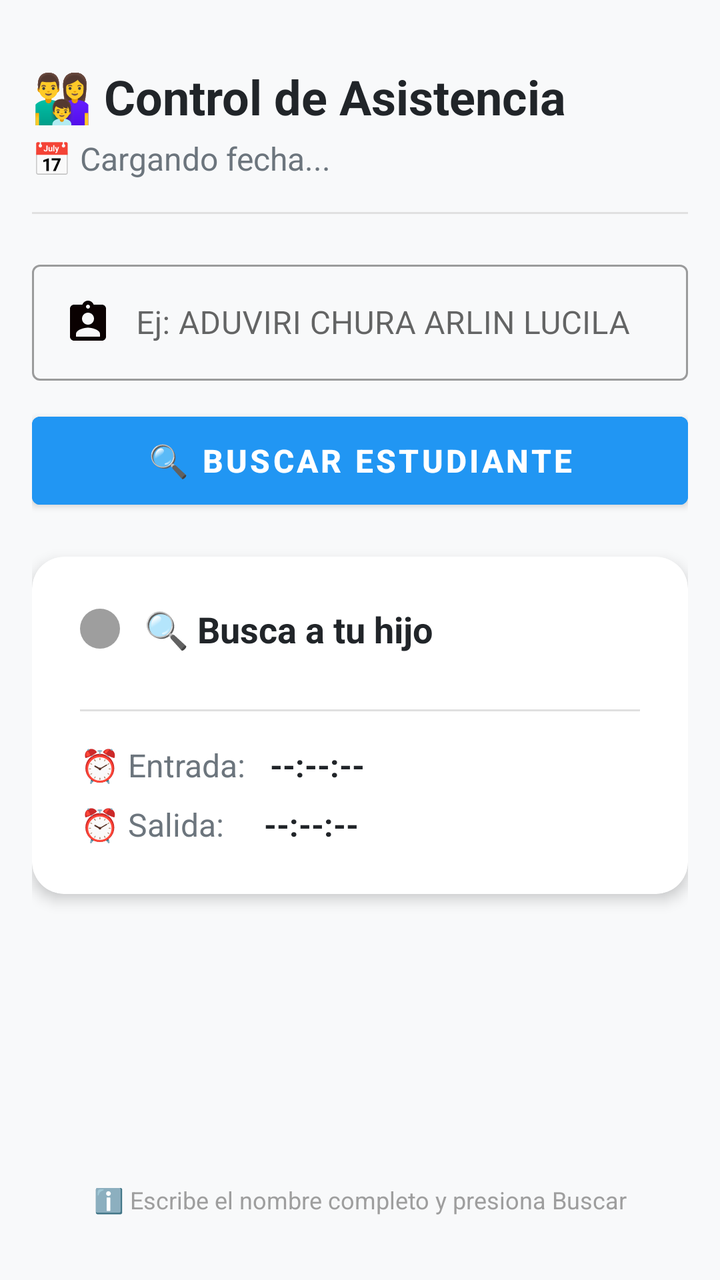
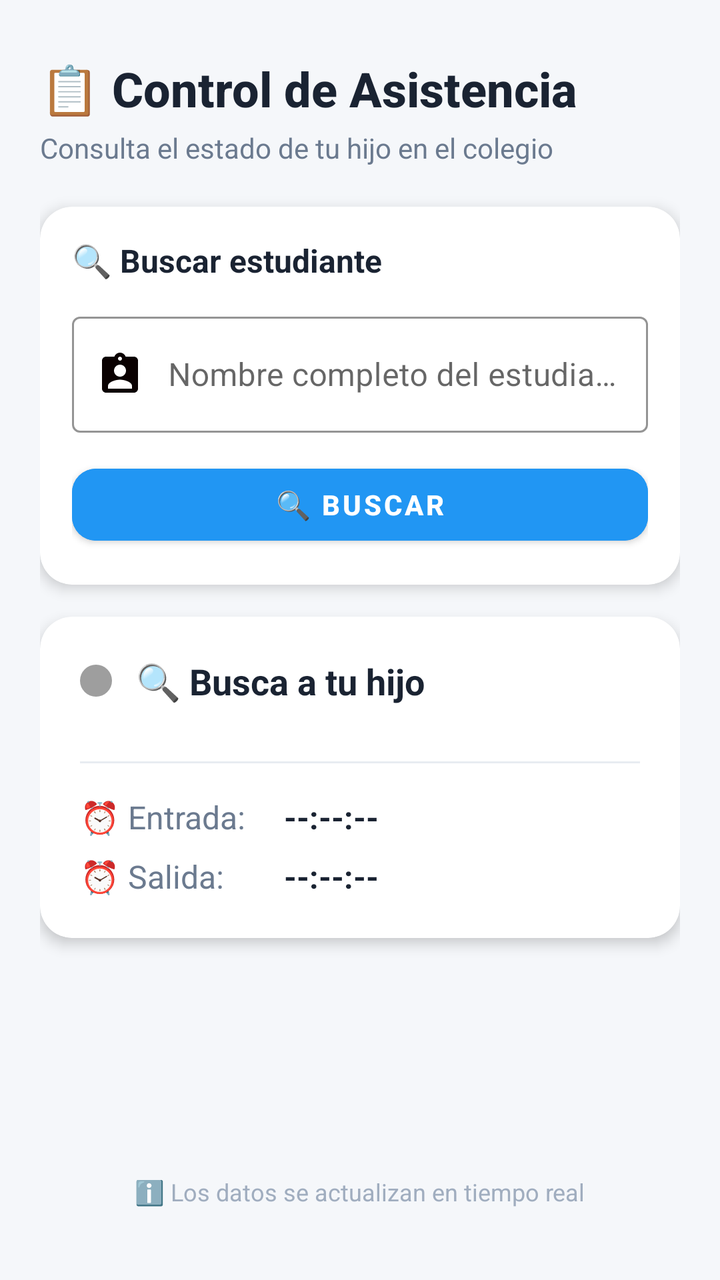

Two renders of the same Android screen: before a commit and after it. Below are the layout's source before the change and the commit's diff.
<!-- AndroidManifest.xml: application theme Theme.Colegio -->
<!-- res/layout/fragment_home.xml -->
<?xml version="1.0" encoding="utf-8"?>
<androidx.constraintlayout.widget.ConstraintLayout
    xmlns:android="http://schemas.android.com/apk/res/android"
    xmlns:app="http://schemas.android.com/apk/res-auto"
    xmlns:tools="http://schemas.android.com/tools"
    android:layout_width="match_parent"
    android:layout_height="match_parent"
    android:background="#F8F9FA"
    android:padding="16dp"
    tools:context=".ui.home.HomeFragment">

    
    <TextView
        android:id="@+id/textViewHeader"
        android:layout_width="0dp"
        android:layout_height="wrap_content"
        android:text="👨‍👩‍👦 Control de Asistencia"
        android:textSize="24sp"
        android:textStyle="bold"
        android:textColor="#212529"
        app:layout_constraintTop_toTopOf="parent"
        app:layout_constraintStart_toStartOf="parent"
        app:layout_constraintEnd_toEndOf="parent"
        android:layout_marginTop="16dp" />

    <TextView
        android:id="@+id/textViewDate"
        android:layout_width="wrap_content"
        android:layout_height="wrap_content"
        android:text="📅 Cargando fecha..."
        android:textSize="16sp"
        android:textColor="#6C757D"
        app:layout_constraintTop_toBottomOf="@id/textViewHeader"
        app:layout_constraintStart_toStartOf="parent"
        android:layout_marginTop="4dp" />

    
    <View
        android:id="@+id/divider"
        android:layout_width="0dp"
        android:layout_height="1dp"
        android:layout_marginTop="16dp"
        android:background="#E0E0E0"
        app:layout_constraintTop_toBottomOf="@id/textViewDate"
        app:layout_constraintStart_toStartOf="parent"
        app:layout_constraintEnd_toEndOf="parent" />

    
    <com.google.android.material.textfield.TextInputLayout
        android:id="@+id/textInputLayout"
        android:layout_width="0dp"
        android:layout_height="wrap_content"
        android:layout_marginTop="20dp"
        app:layout_constraintTop_toBottomOf="@id/divider"
        app:layout_constraintStart_toStartOf="parent"
        app:layout_constraintEnd_toEndOf="parent"
        style="@style/Widget.MaterialComponents.TextInputLayout.OutlinedBox">

        <com.google.android.material.textfield.TextInputEditText
            android:id="@+id/editTextNameSearch"
            android:layout_width="match_parent"
            android:layout_height="wrap_content"
            android:hint="Ej: ADUVIRI CHURA ARLIN LUCILA"
            android:inputType="textPersonName"
            android:drawableStart="@drawable/outline_search_24"
            android:drawablePadding="12dp"
            android:paddingStart="16dp"
            android:paddingEnd="16dp"
            android:textSize="16sp" />

    </com.google.android.material.textfield.TextInputLayout>

    
    <Button
        android:id="@+id/btnBuscar"
        android:layout_width="0dp"
        android:layout_height="56dp"
        android:layout_marginTop="12dp"
        android:text="🔍 Buscar estudiante"
        android:backgroundTint="#2196F3"
        android:textColor="#FFFFFF"
        android:textSize="16sp"
        android:textStyle="bold"
        app:layout_constraintTop_toBottomOf="@id/textInputLayout"
        app:layout_constraintStart_toStartOf="parent"
        app:layout_constraintEnd_toEndOf="parent" />

    
    <androidx.cardview.widget.CardView
        android:id="@+id/cardResult"
        android:layout_width="0dp"
        android:layout_height="wrap_content"
        android:layout_marginTop="20dp"
        app:layout_constraintTop_toBottomOf="@id/btnBuscar"
        app:layout_constraintStart_toStartOf="parent"
        app:layout_constraintEnd_toEndOf="parent"
        app:cardCornerRadius="16dp"
        app:cardElevation="4dp"
        app:cardBackgroundColor="#FFFFFF">

        <LinearLayout
            android:layout_width="match_parent"
            android:layout_height="wrap_content"
            android:orientation="vertical"
            android:padding="24dp">

            
            <TextView
                android:id="@+id/textViewStudentName"
                android:layout_width="match_parent"
                android:layout_height="wrap_content"
                android:text="👤 Nombre del estudiante"
                android:textSize="20sp"
                android:textStyle="bold"
                android:textColor="#212529"
                android:visibility="gone"
                android:layout_marginBottom="16dp" />

            
            <LinearLayout
                android:layout_width="match_parent"
                android:layout_height="wrap_content"
                android:orientation="horizontal"
                android:gravity="center_vertical"
                android:layout_marginBottom="20dp">

                <View
                    android:id="@+id/statusIndicator"
                    android:layout_width="20dp"
                    android:layout_height="20dp"
                    android:background="@drawable/status_indicator_gray"
                    android:layout_marginEnd="12dp" />

                <TextView
                    android:id="@+id/textViewStatus"
                    android:layout_width="0dp"
                    android:layout_height="wrap_content"
                    android:layout_weight="1"
                    android:text="🔍 Busca a tu hijo"
                    android:textSize="18sp"
                    android:textColor="#212529"
                    android:textStyle="bold" />
            </LinearLayout>

            
            <View
                android:layout_width="match_parent"
                android:layout_height="1dp"
                android:background="#E0E0E0"
                android:layout_marginVertical="8dp" />

            
            <LinearLayout
                android:layout_width="match_parent"
                android:layout_height="wrap_content"
                android:orientation="horizontal"
                android:layout_marginTop="8dp">

                <TextView
                    android:layout_width="wrap_content"
                    android:layout_height="wrap_content"
                    android:text="⏰ Entrada:"
                    android:textSize="16sp"
                    android:textColor="#6C757D"
                    android:layout_marginEnd="12dp"
                    android:minWidth="80dp" />

                <TextView
                    android:id="@+id/textViewEntryTime"
                    android:layout_width="0dp"
                    android:layout_height="wrap_content"
                    android:layout_weight="1"
                    android:text="--:--:--"
                    android:textSize="16sp"
                    android:textColor="#212529"
                    android:textStyle="bold" />
            </LinearLayout>

            
            <LinearLayout
                android:layout_width="match_parent"
                android:layout_height="wrap_content"
                android:orientation="horizontal"
                android:layout_marginTop="8dp">

                <TextView
                    android:layout_width="wrap_content"
                    android:layout_height="wrap_content"
                    android:text="⏰ Salida:"
                    android:textSize="16sp"
                    android:textColor="#6C757D"
                    android:layout_marginEnd="12dp"
                    android:minWidth="80dp" />

                <TextView
                    android:id="@+id/textViewExitTime"
                    android:layout_width="0dp"
                    android:layout_height="wrap_content"
                    android:layout_weight="1"
                    android:text="--:--:--"
                    android:textSize="16sp"
                    android:textColor="#212529"
                    android:textStyle="bold" />
            </LinearLayout>

        </LinearLayout>
    </androidx.cardview.widget.CardView>

    
    <TextView
        android:layout_width="wrap_content"
        android:layout_height="wrap_content"
        android:text="ℹ️ Escribe el nombre completo y presiona Buscar"
        android:textSize="12sp"
        android:textColor="#9E9E9E"
        app:layout_constraintBottom_toBottomOf="parent"
        app:layout_constraintStart_toStartOf="parent"
        app:layout_constraintEnd_toEndOf="parent"
        android:layout_marginBottom="16dp" />

</androidx.constraintlayout.widget.ConstraintLayout>
<!-- resources referenced by this layout -->
<resources>
  <!-- drawable outline_search_24 (drawable) -->
  <vector xmlns:android="http://schemas.android.com/apk/res/android" android:height="24dp" android:tint="#0A0101" android:viewportHeight="24" android:viewportWidth="24" android:width="24dp">
        
      <path android:fillColor="@android:color/white" android:pathData="M19,3h-4.18C14.4,1.84 13.3,1 12,1c-1.3,0 -2.4,0.84 -2.82,2L5,3c-1.1,0 -2,0.9 -2,2v14c0,1.1 0.9,2 2,2h14c1.1,0 2,-0.9 2,-2L21,5c0,-1.1 -0.9,-2 -2,-2zM12,3c0.55,0 1,0.45 1,1s-0.45,1 -1,1 -1,-0.45 -1,-1 0.45,-1 1,-1zM12,7c1.66,0 3,1.34 3,3s-1.34,3 -3,3 -3,-1.34 -3,-3 1.34,-3 3,-3zM18,19L6,19v-1.4c0,-2 4,-3.1 6,-3.1s6,1.1 6,3.1L18,19z"/>
      
  </vector>
  <!-- drawable status_indicator_gray (drawable) -->
  <?xml version="1.0" encoding="utf-8"?>
  <shape xmlns:android="http://schemas.android.com/apk/res/android"
      android:shape="oval">
      <solid android:color="#9E9E9E" />
      <size android:width="20dp" android:height="20dp" />
  </shape>
  <style name="Theme.Colegio" parent="Theme.MaterialComponents.DayNight.NoActionBar">
          
          <item name="colorPrimary">@color/purple_500</item>
          <item name="colorPrimaryVariant">@color/purple_700</item>
          <item name="colorOnPrimary">@color/white</item>
          
          <item name="colorSecondary">@color/teal_200</item>
          <item name="colorSecondaryVariant">@color/teal_700</item>
          <item name="colorOnSecondary">@color/black</item>
          
          <item name="android:statusBarColor">?attr/colorPrimaryVariant</item>
          
      </style>
  <color name="purple_500">#FF6200EE</color>
  <color name="purple_700">#FF3700B3</color>
  <color name="white">#FFFFFFFF</color>
  <color name="teal_200">#FF03DAC5</color>
  <color name="teal_700">#FF018786</color>
  <color name="black">#FF000000</color>
</resources>

<!-- the commit's change to res/layout/fragment_home.xml (unified diff, before → after) -->
@@ -5,8 +5,8 @@
     xmlns:tools="http://schemas.android.com/tools"
     android:layout_width="match_parent"
     android:layout_height="match_parent"
-    android:background="#F8F9FA"
-    android:padding="16dp"
+    android:background="#F5F7FA"
+    android:padding="20dp"
     tools:context=".ui.home.HomeFragment">
 
     
@@ -14,95 +14,127 @@
         android:id="@+id/textViewHeader"
         android:layout_width="0dp"
         android:layout_height="wrap_content"
-        android:text="👨‍👩‍👦 Control de Asistencia"
+        android:text="📋 Control de Asistencia"
         android:textSize="24sp"
         android:textStyle="bold"
-        android:textColor="#212529"
+        android:textColor="#1A2332"
+        android:fontFamily="sans-serif-medium"
         app:layout_constraintTop_toTopOf="parent"
         app:layout_constraintStart_toStartOf="parent"
         app:layout_constraintEnd_toEndOf="parent"
-        android:layout_marginTop="16dp" />
-
+        android:layout_marginTop="8dp" />
+
+    <TextView
+        android:id="@+id/textViewSubHeader"
+        android:layout_width="0dp"
+        android:layout_height="wrap_content"
+        android:text="Consulta el estado de tu hijo en el colegio"
+        android:textSize="14sp"
+        android:textColor="#6B7A8F"
+        app:layout_constraintTop_toBottomOf="@id/textViewHeader"
+        app:layout_constraintStart_toStartOf="parent"
+        app:layout_constraintEnd_toEndOf="parent"
+        android:layout_marginTop="4dp" />
+
+    
     <TextView
         android:id="@+id/textViewDate"
         android:layout_width="wrap_content"
         android:layout_height="wrap_content"
-        android:text="📅 Cargando fecha..."
-        android:textSize="16sp"
-        android:textColor="#6C757D"
-        app:layout_constraintTop_toBottomOf="@id/textViewHeader"
-        app:layout_constraintStart_toStartOf="parent"
-        android:layout_marginTop="4dp" />
-
-    
-    <View
-        android:id="@+id/divider"
-        android:layout_width="0dp"
-        android:layout_height="1dp"
-        android:layout_marginTop="16dp"
-        android:background="#E0E0E0"
-        app:layout_constraintTop_toBottomOf="@id/textViewDate"
-        app:layout_constraintStart_toStartOf="parent"
-        app:layout_constraintEnd_toEndOf="parent" />
-
-    
-    <com.google.android.material.textfield.TextInputLayout
-        android:id="@+id/textInputLayout"
+        android:text="📅 Cargando..."
+        android:textSize="14sp"
+        android:textColor="#6B7A8F"
+        android:visibility="gone"
+        app:layout_constraintTop_toBottomOf="@id/textViewSubHeader"
+        app:layout_constraintStart_toStartOf="parent"
+        android:layout_marginTop="16dp" />
+
+    
+    <androidx.cardview.widget.CardView
+        android:id="@+id/cardSearch"
         android:layout_width="0dp"
         android:layout_height="wrap_content"
         android:layout_marginTop="20dp"
-        app:layout_constraintTop_toBottomOf="@id/divider"
-        app:layout_constraintStart_toStartOf="parent"
-        app:layout_constraintEnd_toEndOf="parent"
-        style="@style/Widget.MaterialComponents.TextInputLayout.OutlinedBox">
-
-        <com.google.android.material.textfield.TextInputEditText
-            android:id="@+id/editTextNameSearch"
-            android:layout_width="match_parent"
-            android:layout_height="wrap_content"
-            android:hint="Ej: ADUVIRI CHURA ARLIN LUCILA"
-            android:inputType="textPersonName"
-            android:drawableStart="@drawable/outline_search_24"
-            android:drawablePadding="12dp"
-            android:paddingStart="16dp"
-            android:paddingEnd="16dp"
-            android:textSize="16sp" />
-
-    </com.google.android.material.textfield.TextInputLayout>
-
-    
-    <Button
-        android:id="@+id/btnBuscar"
-        android:layout_width="0dp"
-        android:layout_height="56dp"
-        android:layout_marginTop="12dp"
-        android:text="🔍 Buscar estudiante"
-        android:backgroundTint="#2196F3"
-        android:textColor="#FFFFFF"
-        android:textSize="16sp"
-        android:textStyle="bold"
-        app:layout_constraintTop_toBottomOf="@id/textInputLayout"
-        app:layout_constraintStart_toStartOf="parent"
-        app:layout_constraintEnd_toEndOf="parent" />
-
-    
-    <androidx.cardview.widget.CardView
-        android:id="@+id/cardResult"
-        android:layout_width="0dp"
-        android:layout_height="wrap_content"
-        android:layout_marginTop="20dp"
-        app:layout_constraintTop_toBottomOf="@id/btnBuscar"
-        app:layout_constraintStart_toStartOf="parent"
-        app:layout_constraintEnd_toEndOf="parent"
         app:cardCornerRadius="16dp"
         app:cardElevation="4dp"
-        app:cardBackgroundColor="#FFFFFF">
+        app:cardBackgroundColor="#FFFFFF"
+        app:layout_constraintTop_toBottomOf="@id/textViewSubHeader"
+        app:layout_constraintStart_toStartOf="parent"
+        app:layout_constraintEnd_toEndOf="parent">
 
         <LinearLayout
             android:layout_width="match_parent"
             android:layout_height="wrap_content"
             android:orientation="vertical"
-            android:padding="24dp">
+            android:padding="16dp">
+
+            
+            <TextView
+                android:layout_width="wrap_content"
+                android:layout_height="wrap_content"
+                android:text="🔍 Buscar estudiante"
+                android:textSize="16sp"
+                android:textStyle="bold"
+                android:textColor="#1A2332"
+                android:layout_marginBottom="12dp" />
+
+            
+            <com.google.android.material.textfield.TextInputLayout
+                android:id="@+id/textInputLayout"
+                android:layout_width="match_parent"
+                android:layout_height="wrap_content"
+                style="@style/Widget.MaterialComponents.TextInputLayout.OutlinedBox"
+                android:hint="Nombre completo del estudiante"
+                app:boxStrokeColor="#2196F3"
+                app:hintTextColor="#2196F3">
+
+                <com.google.android.material.textfield.TextInputEditText
+                    android:id="@+id/editTextNameSearch"
+                    android:layout_width="match_parent"
+                    android:layout_height="wrap_content"
+                    android:inputType="textPersonName"
+                    android:textSize="16sp"
+                    android:drawableStart="@drawable/outline_search_24"
+                    android:drawablePadding="12dp"
+                    android:paddingStart="12dp"
+                    android:paddingEnd="12dp" />
+
+            </com.google.android.material.textfield.TextInputLayout>
+
+            
+            <Button
+                android:id="@+id/btnBuscar"
+                android:layout_width="match_parent"
+                android:layout_height="48dp"
+                android:layout_marginTop="12dp"
+                android:text="🔍 BUSCAR"
+                android:textSize="14sp"
+                android:textStyle="bold"
+                android:textColor="#FFFFFF"
+                android:backgroundTint="#2196F3"
+                app:cornerRadius="12dp" />
+
+        </LinearLayout>
+    </androidx.cardview.widget.CardView>
+
+    
+    <androidx.cardview.widget.CardView
+        android:id="@+id/cardResult"
+        android:layout_width="0dp"
+        android:layout_height="wrap_content"
+        android:layout_marginTop="16dp"
+        app:cardCornerRadius="16dp"
+        app:cardElevation="4dp"
+        app:cardBackgroundColor="#FFFFFF"
+        app:layout_constraintTop_toBottomOf="@id/cardSearch"
+        app:layout_constraintStart_toStartOf="parent"
+        app:layout_constraintEnd_toEndOf="parent">
+
+        <LinearLayout
+            android:layout_width="match_parent"
+            android:layout_height="wrap_content"
+            android:orientation="vertical"
+            android:padding="20dp">
 
             
             <TextView
@@ -112,7 +144,7 @@
                 android:text="👤 Nombre del estudiante"
                 android:textSize="20sp"
                 android:textStyle="bold"
-                android:textColor="#212529"
+                android:textColor="#1A2332"
                 android:visibility="gone"
                 android:layout_marginBottom="16dp" />
 
@@ -122,12 +154,12 @@
                 android:layout_height="wrap_content"
                 android:orientation="horizontal"
                 android:gravity="center_vertical"
-                android:layout_marginBottom="20dp">
+                android:layout_marginBottom="16dp">
 
                 <View
                     android:id="@+id/statusIndicator"
-                    android:layout_width="20dp"
-                    android:layout_height="20dp"
+                    android:layout_width="16dp"
+                    android:layout_height="16dp"
                     android:background="@drawable/status_indicator_gray"
                     android:layout_marginEnd="12dp" />
 
@@ -138,7 +170,7 @@
                     android:layout_weight="1"
                     android:text="🔍 Busca a tu hijo"
                     android:textSize="18sp"
-                    android:textColor="#212529"
+                    android:textColor="#1A2332"
                     android:textStyle="bold" />
             </LinearLayout>
 
@@ -146,8 +178,35 @@
             <View
                 android:layout_width="match_parent"
                 android:layout_height="1dp"
-                android:background="#E0E0E0"
-                android:layout_marginVertical="8dp" />
+                android:background="#E8ECF1"
+                android:layout_marginVertical="12dp" />
+
+            
+            <LinearLayout
+                android:layout_width="match_parent"
+                android:layout_height="wrap_content"
+                android:orientation="horizontal"
+                android:layout_marginTop="4dp">
+
+                <TextView
+                    android:layout_width="wrap_content"
+                    android:layout_height="wrap_content"
+                    android:text="⏰ Entrada:"
+                    android:textSize="16sp"
+                    android:textColor="#6B7A8F"
+                    android:layout_marginEnd="12dp"
+                    android:minWidth="90dp" />
+
+                <TextView
+                    android:id="@+id/textViewEntryTime"
+                    android:layout_width="0dp"
+                    android:layout_height="wrap_content"
+                    android:layout_weight="1"
+                    android:text="--:--:--"
+                    android:textSize="16sp"
+                    android:textColor="#1A2332"
+                    android:textStyle="bold" />
+            </LinearLayout>
 
             
             <LinearLayout
@@ -159,50 +218,23 @@
                 <TextView
                     android:layout_width="wrap_content"
                     android:layout_height="wrap_content"
-                    android:text="⏰ Entrada:"
-                    android:textSize="16sp"
-                    android:textColor="#6C757D"
+                    android:text="⏰ Salida:"
+                    android:textSize="16sp"
+                    android:textColor="#6B7A8F"
                     android:layout_marginEnd="12dp"
-                    android:minWidth="80dp" />
-
-                <TextView
-                    android:id="@+id/textViewEntryTime"
+                    android:minWidth="90dp" />
+
+                <TextView
+                    android:id="@+id/textViewExitTime"
                     android:layout_width="0dp"
                     android:layout_height="wrap_content"
                     android:layout_weight="1"
                     android:text="--:--:--"
                     android:textSize="16sp"
-                    android:textColor="#212529"
+                    android:textColor="#1A2332"
                     android:textStyle="bold" />
             </LinearLayout>
 
-            
-            <LinearLayout
-                android:layout_width="match_parent"
-                android:layout_height="wrap_content"
-                android:orientation="horizontal"
-                android:layout_marginTop="8dp">
-
-                <TextView
-                    android:layout_width="wrap_content"
-                    android:layout_height="wrap_content"
-                    android:text="⏰ Salida:"
-                    android:textSize="16sp"
-                    android:textColor="#6C757D"
-                    android:layout_marginEnd="12dp"
-                    android:minWidth="80dp" />
-
-                <TextView
-                    android:id="@+id/textViewExitTime"
-                    android:layout_width="0dp"
-                    android:layout_height="wrap_content"
-                    android:layout_weight="1"
-                    android:text="--:--:--"
-                    android:textSize="16sp"
-                    android:textColor="#212529"
-                    android:textStyle="bold" />
-            </LinearLayout>
-
         </LinearLayout>
     </androidx.cardview.widget.CardView>
 
@@ -210,9 +242,9 @@
     <TextView
         android:layout_width="wrap_content"
         android:layout_height="wrap_content"
-        android:text="ℹ️ Escribe el nombre completo y presiona Buscar"
+        android:text="ℹ️ Los datos se actualizan en tiempo real"
         android:textSize="12sp"
-        android:textColor="#9E9E9E"
+        android:textColor="#A0ADBF"
         app:layout_constraintBottom_toBottomOf="parent"
         app:layout_constraintStart_toStartOf="parent"
         app:layout_constraintEnd_toEndOf="parent"
